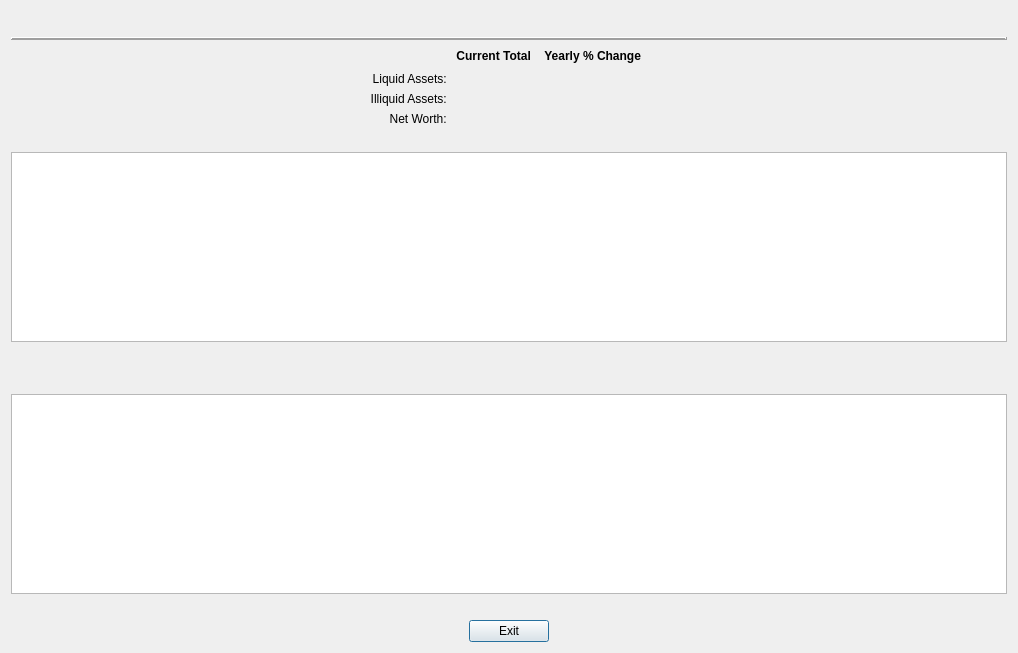
First picture: the form in CashFlowManager/assetsummarydialog.ui, repository epw7856/CashFlowManager, before the edit.
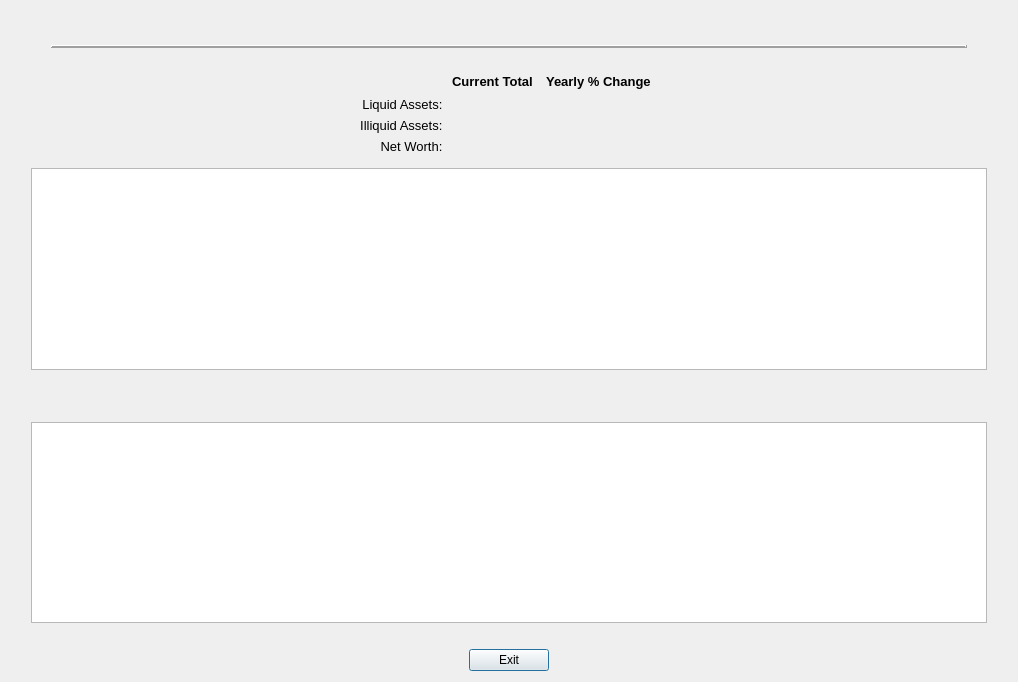
Second picture: the form after the edit. Custom widgets are drawn as their Qt base class.

Commit message: Updated the the asset summary dialog UI.

```diff
--- a/CashFlowManager/assetsummarydialog.ui
+++ b/CashFlowManager/assetsummarydialog.ui
@@ -10,9 +10,15 @@
     <x>0</x>
     <y>0</y>
     <width>1018</width>
-    <height>653</height>
+    <height>682</height>
    </rect>
   </property>
+  <property name="font">
+   <font>
+    <family>Segoe UI</family>
+    <pointsize>9</pointsize>
+   </font>
+  </property>
   <property name="windowTitle">
    <string>Asset and Net Worth Summary</string>
   </property>
@@ -37,6 +43,14 @@
      </item>
      <item>
       <widget class="QLabel" name="labelDialogTitle">
+       <property name="font">
+        <font>
+         <family>Segoe UI</family>
+         <pointsize>12</pointsize>
+         <weight>75</weight>
+         <bold>true</bold>
+        </font>
+       </property>
        <property name="text">
         <string>&lt;AssetAndNetWorthSummary&gt;</string>
        </property>
@@ -61,17 +75,69 @@
     </layout>
    </item>
    <item>
-    <widget class="Line" name="line">
-     <property name="frameShadow">
-      <enum>QFrame::Raised</enum>
-     </property>
-     <property name="lineWidth">
-      <number>2</number>
-     </property>
+    <layout class="QHBoxLayout" name="horizontalLayout_7">
+     <item>
+      <spacer name="horizontalSpacer_18">
+       <property name="orientation">
+        <enum>Qt::Horizontal</enum>
+       </property>
+       <property name="sizeType">
+        <enum>QSizePolicy::Fixed</enum>
+       </property>
+       <property name="sizeHint" stdset="0">
+        <size>
+         <width>40</width>
+         <height>20</height>
+        </size>
+       </property>
+      </spacer>
+     </item>
+     <item>
+      <widget class="Line" name="line_3">
+       <property name="frameShadow">
+        <enum>QFrame::Raised</enum>
+       </property>
+       <property name="lineWidth">
+        <number>2</number>
+       </property>
+       <property name="orientation">
+        <enum>Qt::Horizontal</enum>
+       </property>
+      </widget>
+     </item>
+     <item>
+      <spacer name="horizontalSpacer_17">
+       <property name="orientation">
+        <enum>Qt::Horizontal</enum>
+       </property>
+       <property name="sizeType">
+        <enum>QSizePolicy::Fixed</enum>
+       </property>
+       <property name="sizeHint" stdset="0">
+        <size>
+         <width>40</width>
+         <height>20</height>
+        </size>
+       </property>
+      </spacer>
+     </item>
+    </layout>
+   </item>
+   <item>
+    <spacer name="verticalSpacer_2">
      <property name="orientation">
-      <enum>Qt::Horizontal</enum>
+      <enum>Qt::Vertical</enum>
      </property>
-    </widget>
+     <property name="sizeType">
+      <enum>QSizePolicy::Fixed</enum>
+     </property>
+     <property name="sizeHint" stdset="0">
+      <size>
+       <width>20</width>
+       <height>8</height>
+      </size>
+     </property>
+    </spacer>
    </item>
    <item>
     <layout class="QHBoxLayout" name="horizontalLayout_6">
@@ -94,6 +160,8 @@
         <widget class="QLabel" name="label_3">
          <property name="font">
           <font>
+           <family>Segoe UI</family>
+           <pointsize>10</pointsize>
            <weight>75</weight>
            <bold>true</bold>
           </font>
@@ -108,6 +176,12 @@
        </item>
        <item row="1" column="1">
         <widget class="QLabel" name="labelLiquidAssetAmount">
+         <property name="font">
+          <font>
+           <family>Segoe UI</family>
+           <pointsize>10</pointsize>
+          </font>
+         </property>
          <property name="text">
           <string>&lt;LiquidAssetAmount&gt;</string>
          </property>
@@ -118,6 +192,12 @@
        </item>
        <item row="2" column="0">
         <widget class="QLabel" name="label_2">
+         <property name="font">
+          <font>
+           <family>Segoe UI</family>
+           <pointsize>10</pointsize>
+          </font>
+         </property>
          <property name="text">
           <string>Illiquid Assets: </string>
          </property>
@@ -128,6 +208,12 @@
        </item>
        <item row="3" column="0">
         <widget class="QLabel" name="label_5">
+         <property name="font">
+          <font>
+           <family>Segoe UI</family>
+           <pointsize>10</pointsize>
+          </font>
+         </property>
          <property name="text">
           <string>Net Worth: </string>
          </property>
@@ -138,6 +224,12 @@
        </item>
        <item row="1" column="0">
         <widget class="QLabel" name="label">
+         <property name="font">
+          <font>
+           <family>Segoe UI</family>
+           <pointsize>10</pointsize>
+          </font>
+         </property>
          <property name="text">
           <string>Liquid Assets: </string>
          </property>
@@ -166,6 +258,8 @@
         <widget class="QLabel" name="label_6">
          <property name="font">
           <font>
+           <family>Segoe UI</family>
+           <pointsize>10</pointsize>
            <weight>75</weight>
            <bold>true</bold>
           </font>
@@ -180,6 +274,12 @@
        </item>
        <item row="2" column="1">
         <widget class="QLabel" name="labelIlliquidAssetAmount">
+         <property name="font">
+          <font>
+           <family>Segoe UI</family>
+           <pointsize>10</pointsize>
+          </font>
+         </property>
          <property name="text">
           <string>&lt;IlliquidAssetAmount&gt;</string>
          </property>
@@ -190,6 +290,12 @@
        </item>
        <item row="3" column="1">
         <widget class="QLabel" name="labelNetWorthAmount">
+         <property name="font">
+          <font>
+           <family>Segoe UI</family>
+           <pointsize>10</pointsize>
+          </font>
+         </property>
          <property name="text">
           <string>&lt;NetWorthAmount&gt;</string>
          </property>
@@ -200,6 +306,12 @@
        </item>
        <item row="1" column="2">
         <widget class="QLabel" name="labelLiquidAssetPercent">
+         <property name="font">
+          <font>
+           <family>Segoe UI</family>
+           <pointsize>10</pointsize>
+          </font>
+         </property>
          <property name="text">
           <string>&lt;LiquidAssetPercent&gt;</string>
          </property>
@@ -210,6 +322,12 @@
        </item>
        <item row="2" column="2">
         <widget class="QLabel" name="labelIlliquidAssetPercent">
+         <property name="font">
+          <font>
+           <family>Segoe UI</family>
+           <pointsize>10</pointsize>
+          </font>
+         </property>
          <property name="text">
           <string>&lt;IlliquidAssetPercent&gt;</string>
          </property>
@@ -220,6 +338,12 @@
        </item>
        <item row="3" column="2">
         <widget class="QLabel" name="labelNetWorthPercent">
+         <property name="font">
+          <font>
+           <family>Segoe UI</family>
+           <pointsize>10</pointsize>
+          </font>
+         </property>
          <property name="text">
           <string>&lt;NetWorthPercent&gt;</string>
          </property>
@@ -246,20 +370,39 @@
     </layout>
    </item>
    <item>
-    <spacer name="horizontalSpacer_7">
+    <spacer name="verticalSpacer">
      <property name="orientation">
-      <enum>Qt::Horizontal</enum>
+      <enum>Qt::Vertical</enum>
+     </property>
+     <property name="sizeType">
+      <enum>QSizePolicy::Fixed</enum>
      </property>
      <property name="sizeHint" stdset="0">
       <size>
-       <width>40</width>
-       <height>20</height>
+       <width>20</width>
+       <height>8</height>
       </size>
      </property>
     </spacer>
    </item>
    <item>
     <layout class="QHBoxLayout" name="horizontalLayout_2">
+     <item>
+      <spacer name="horizontalSpacer_7">
+       <property name="orientation">
+        <enum>Qt::Horizontal</enum>
+       </property>
+       <property name="sizeType">
+        <enum>QSizePolicy::Fixed</enum>
+       </property>
+       <property name="sizeHint" stdset="0">
+        <size>
+         <width>20</width>
+         <height>20</height>
+        </size>
+       </property>
+      </spacer>
+     </item>
      <item>
       <widget class="QTableView" name="tableViewAssetSummary">
        <property name="minimumSize">
@@ -270,7 +413,8 @@
        </property>
        <property name="font">
         <font>
-         <pointsize>8</pointsize>
+         <family>Segoe UI</family>
+         <pointsize>9</pointsize>
         </font>
        </property>
        <property name="cornerButtonEnabled">
@@ -287,6 +431,22 @@
        </attribute>
       </widget>
      </item>
+     <item>
+      <spacer name="horizontalSpacer_10">
+       <property name="orientation">
+        <enum>Qt::Horizontal</enum>
+       </property>
+       <property name="sizeType">
+        <enum>QSizePolicy::Fixed</enum>
+       </property>
+       <property name="sizeHint" stdset="0">
+        <size>
+         <width>20</width>
+         <height>20</height>
+        </size>
+       </property>
+      </spacer>
+     </item>
     </layout>
    </item>
    <item>
@@ -319,6 +479,14 @@
      </item>
      <item>
       <widget class="QLabel" name="labelYearlyNetWorthTracker">
+       <property name="font">
+        <font>
+         <family>Segoe UI</family>
+         <pointsize>10</pointsize>
+         <weight>75</weight>
+         <bold>true</bold>
+        </font>
+       </property>
        <property name="text">
         <string>&lt;YearlyNetWorthTracker&gt;</string>
        </property>
@@ -344,6 +512,22 @@
    </item>
    <item>
     <layout class="QHBoxLayout" name="horizontalLayout_4">
+     <item>
+      <spacer name="horizontalSpacer_5">
+       <property name="orientation">
+        <enum>Qt::Horizontal</enum>
+       </property>
+       <property name="sizeType">
+        <enum>QSizePolicy::Fixed</enum>
+       </property>
+       <property name="sizeHint" stdset="0">
+        <size>
+         <width>20</width>
+         <height>20</height>
+        </size>
+       </property>
+      </spacer>
+     </item>
      <item>
       <layout class="QVBoxLayout" name="verticalLayout_2">
        <item>
@@ -358,6 +542,22 @@
        </item>
       </layout>
      </item>
+     <item>
+      <spacer name="horizontalSpacer_3">
+       <property name="orientation">
+        <enum>Qt::Horizontal</enum>
+       </property>
+       <property name="sizeType">
+        <enum>QSizePolicy::Fixed</enum>
+       </property>
+       <property name="sizeHint" stdset="0">
+        <size>
+         <width>20</width>
+         <height>20</height>
+        </size>
+       </property>
+      </spacer>
+     </item>
     </layout>
    </item>
    <item>
```
The commit also changes 2 other files.
